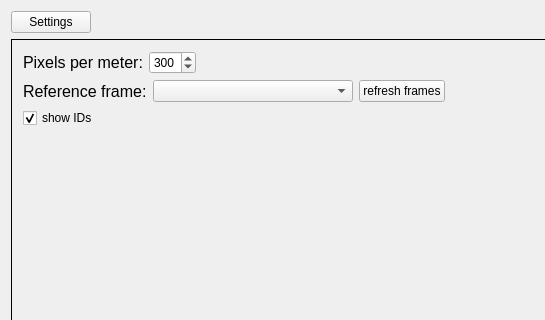
The window that resource/radar_tabs.ui (ros4hri/rqt_hri_radar) describes before a commit, drawn with Qt 5; both pictures show x 0 to 545 and y 0 to 320 of the 897 by 566 pixel window.
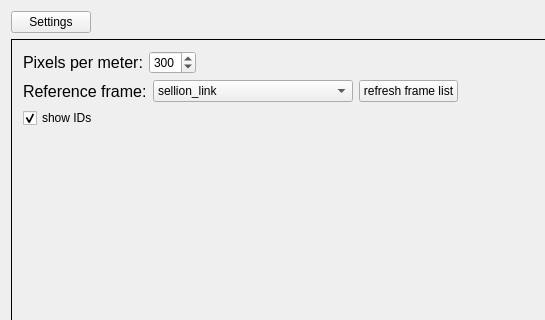
The same window after the commit. The open tabs and pages were chosen to show the change. Icons and pictures are not drawn.

Commit message: broadcast the position of dropped objects as TF frames

What changed in the file:
```diff
--- a/resource/radar_tabs.ui
+++ b/resource/radar_tabs.ui
@@ -222,14 +222,32 @@
             </size>
            </property>
            <property name="currentText">
-            <string/>
+            <string>sellion_link</string>
            </property>
+           <property name="currentIndex">
+            <number>0</number>
+           </property>
+           <item>
+            <property name="text">
+             <string>sellion_link</string>
+            </property>
+           </item>
+           <item>
+            <property name="text">
+             <string>base_link</string>
+            </property>
+           </item>
+           <item>
+            <property name="text">
+             <string>map</string>
+            </property>
+           </item>
           </widget>
          </item>
          <item>
           <widget class="QPushButton" name="reloadButton">
            <property name="text">
-            <string>refresh frames</string>
+            <string>refresh frame list</string>
            </property>
            <property name="icon">
             <iconset theme="reload">
```
Left out of the diff: 2 changed lines with no effect on the pictures. The commit also changes 3 other files.
